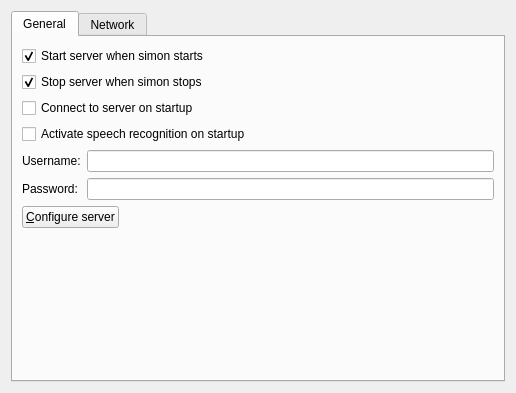
KDE/simon, file simon/src/simonrecognitioncontrol/networksettingsdlg.ui: the form before one commit.
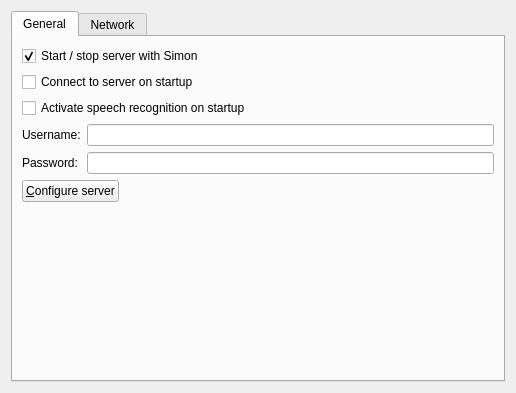
The form after the commit. Icons and pictures are not drawn. Custom widgets are drawn as their Qt base class.

Commit message:
Removing useless configuration option
Simon can now no longer be configured to start a local Simond but
not stop it. (i.e. either Simon starts / stops a Simond or it doesn't)

What changed in the file:
```diff
--- a/simon/src/simonrecognitioncontrol/networksettingsdlg.ui
+++ b/simon/src/simonrecognitioncontrol/networksettingsdlg.ui
@@ -32,17 +32,7 @@
        <item>
         <widget class="QCheckBox" name="kcfg_StartLocalSimond">
          <property name="text">
-          <string>Start server when simon starts</string>
-         </property>
-         <property name="checked">
-          <bool>true</bool>
-         </property>
-        </widget>
-       </item>
-       <item>
-        <widget class="QCheckBox" name="kcfg_StopLocalSimond">
-         <property name="text">
-          <string>Stop server when simon stops</string>
+          <string>Start / stop server with Simon</string>
          </property>
          <property name="checked">
           <bool>true</bool>
```
The commit also changes 2 other files.
